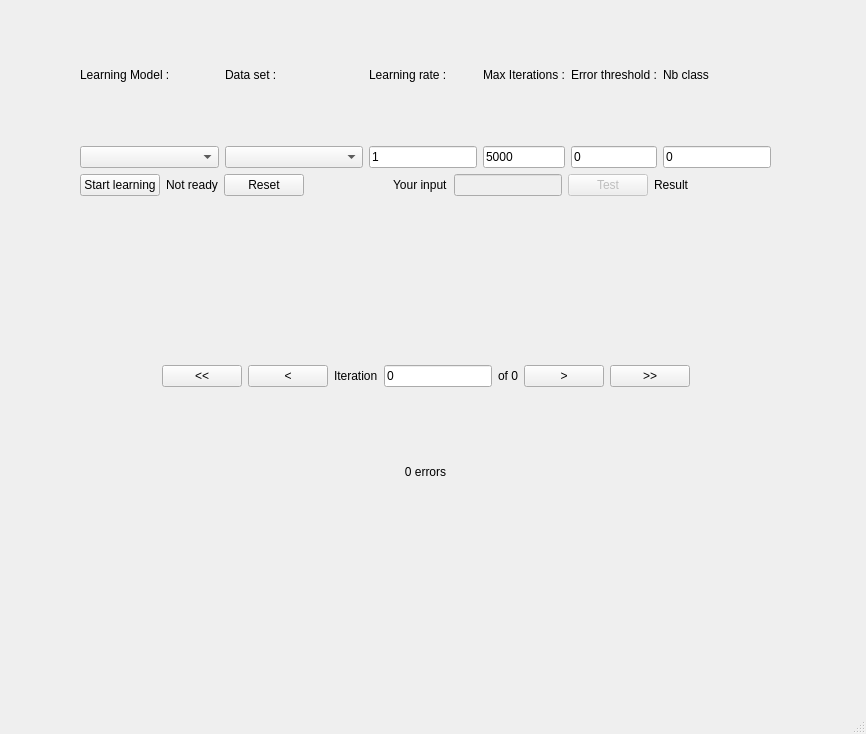
The window that mainwindow.ui (abell370/RNA-Hendrice-Lejeune-Melis) describes before a commit, drawn with Qt 5.
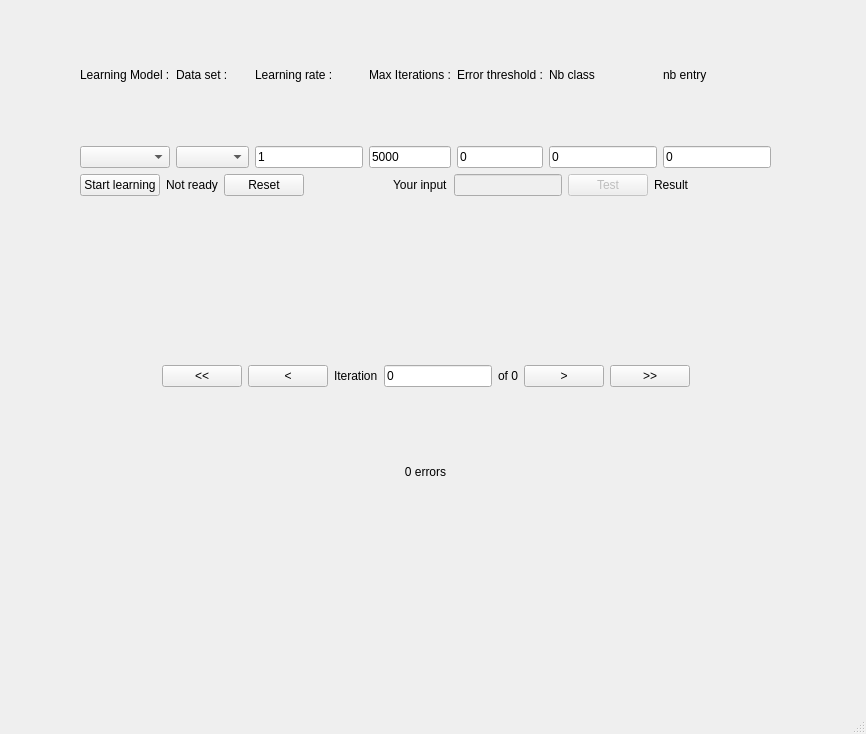
The same window after the commit.

The edit to the form file:
```diff
--- a/mainwindow.ui
+++ b/mainwindow.ui
@@ -28,7 +28,7 @@
       <enum>QLayout::SetNoConstraint</enum>
      </property>
      <item>
-      <layout class="QHBoxLayout" name="options" stretch="2,2,0,1,1,0">
+      <layout class="QHBoxLayout" name="options" stretch="2,2,0,1,1,0,0">
        <item>
         <layout class="QVBoxLayout" name="learningModelLayout">
          <item>
@@ -155,6 +155,27 @@
          </item>
         </layout>
        </item>
+       <item>
+        <layout class="QVBoxLayout" name="errorThresholdLayout_3">
+         <item>
+          <widget class="QLabel" name="nbClassInput_label_2">
+           <property name="text">
+            <string>nb entry</string>
+           </property>
+          </widget>
+         </item>
+         <item>
+          <widget class="QLineEdit" name="nbEntryInput">
+           <property name="text">
+            <string>0</string>
+           </property>
+           <property name="placeholderText">
+            <string>0</string>
+           </property>
+          </widget>
+         </item>
+        </layout>
+       </item>
       </layout>
      </item>
      <item>
```
